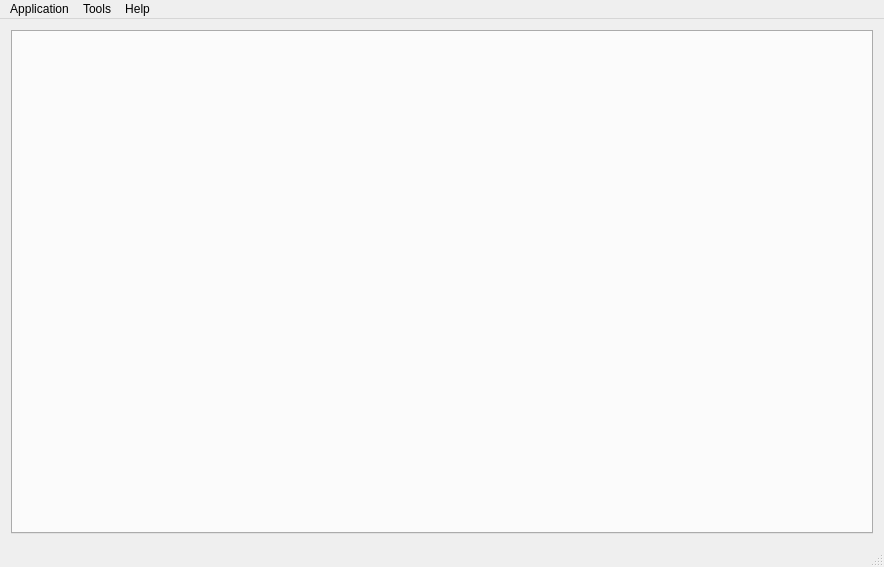
The window that mtrack/mainwindow.ui (kyledevans/Medicine-Track) describes before a commit, drawn with Qt 5.
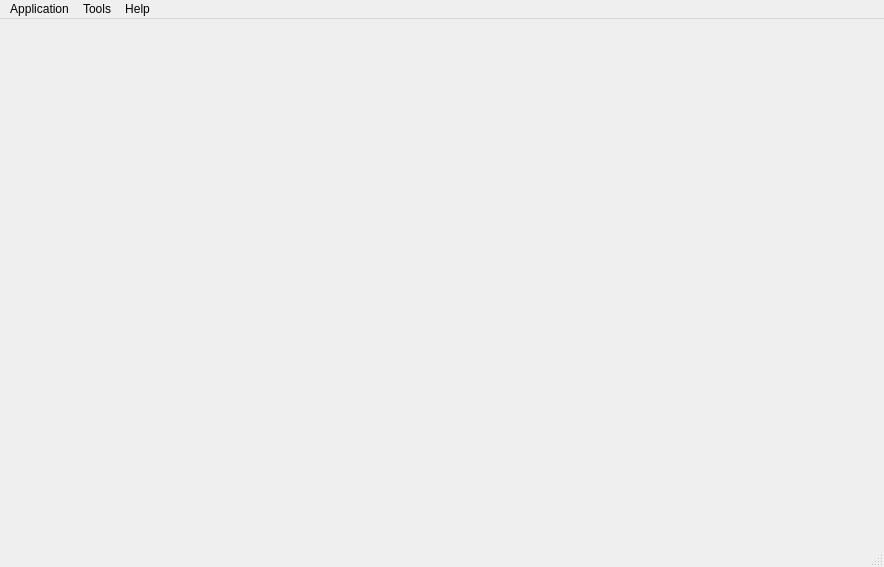
The same window after the commit.

```diff
--- a/mtrack/mainwindow.ui
+++ b/mtrack/mainwindow.ui
@@ -18,11 +18,17 @@
   </property>
   <widget class="QWidget" name="centralWidget">
    <layout class="QHBoxLayout" name="horizontalLayout">
+    <property name="margin">
+     <number>0</number>
+    </property>
     <item>
      <widget class="QTabWidget" name="mainTabs">
       <property name="currentIndex">
        <number>-1</number>
       </property>
+      <property name="documentMode">
+       <bool>true</bool>
+      </property>
      </widget>
     </item>
    </layout>
```
